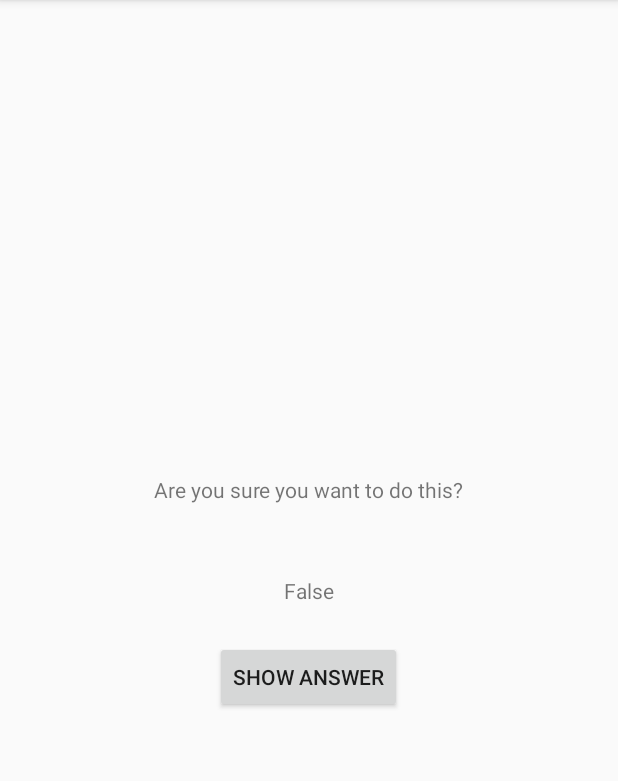
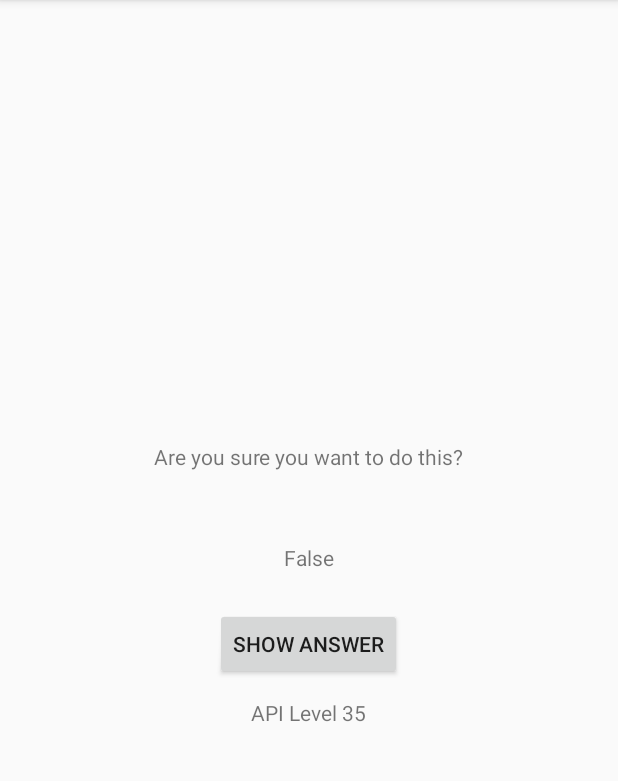
Before and after one commit to Nikunj-Jain/NerdRanchGeoQuiz, an Android app: the CheatActivity screen opened directly, with no data from a screen before it, after a tap on "SHOW ANSWER", on a phone screen of 412 x 824 dp, the part 84-865 px from its top. Run offline under Robolectric (Android 15) with nearby library versions, the phone set to English and light mode, and no system bars.

Commit message:
Chapter 6 inclusive of challenge 1

```diff
--- a/app/src/main/java/com/bignerdranch/android/nerdranchgeoquiz/CheatActivity.java
+++ b/app/src/main/java/com/bignerdranch/android/nerdranchgeoquiz/CheatActivity.java
@@ -1,10 +1,14 @@
 package com.bignerdranch.android.nerdranchgeoquiz;
 
+import android.animation.Animator;
+import android.animation.AnimatorListenerAdapter;
 import android.content.Context;
 import android.content.Intent;
+import android.os.Build;
 import android.support.v7.app.AppCompatActivity;
 import android.os.Bundle;
 import android.view.View;
+import android.view.ViewAnimationUtils;
 import android.widget.Button;
 import android.widget.TextView;
 
@@ -15,6 +19,7 @@ public class CheatActivity extends AppCompatActivity {
 
     private boolean mAnswerIsTrue;
     private TextView mAnswerTextView;
+    private TextView mApiVersionTextView;
     private Button mShowAnswerButton;
 
     @Override
@@ -26,6 +31,7 @@ public class CheatActivity extends AppCompatActivity {
 
         mAnswerTextView = (TextView) findViewById(R.id.answer_text_view);
         mShowAnswerButton = (Button) findViewById(R.id.show_answer_button);
+        mApiVersionTextView = (TextView) findViewById(R.id.api_version_text_view);
 
         mShowAnswerButton.setOnClickListener(new View.OnClickListener() {
             @Override
@@ -36,8 +42,25 @@ public class CheatActivity extends AppCompatActivity {
                     mAnswerTextView.setText(R.string.false_button);
                 }
                 setAnswerShownResult(true);
+                if (Build.VERSION.SDK_INT >= Build.VERSION_CODES.LOLLIPOP) {
+                    int cx = mShowAnswerButton.getWidth() / 2;
+                    int cy = mShowAnswerButton.getHeight() / 2;
+                    float radius = mShowAnswerButton.getWidth();
+                    Animator anim = ViewAnimationUtils.createCircularReveal(mShowAnswerButton, cx, cy, radius, 0);
+                    anim.addListener(new AnimatorListenerAdapter() {
+                        public void onAnimationEnd(Animator animation) {
+                            super.onAnimationEnd(animation);
+                            mShowAnswerButton.setVisibility(View.INVISIBLE);
+                        }
+                    });
+                    anim.start();
+                } else {
+                    mShowAnswerButton.setVisibility(View.INVISIBLE);
+                }
             }
         });
+
+        mApiVersionTextView.setText("API Level " + Build.VERSION.SDK_INT);
     }
 
     public static Intent newIntent(Context packageContext, boolean answerIsTrue) {
--- a/app/src/main/res/layout/activity_cheat.xml
+++ b/app/src/main/res/layout/activity_cheat.xml
@@ -30,5 +30,13 @@
         android:text="@string/show_answer_button"
         />
 
+    <TextView
+        android:id="@+id/api_version_text_view"
+        android:layout_width="wrap_content"
+        android:layout_height="wrap_content"
+        tools:text="API Level 21"
+        android:padding="12dp"
+        />
+
 
 </LinearLayout>
```
